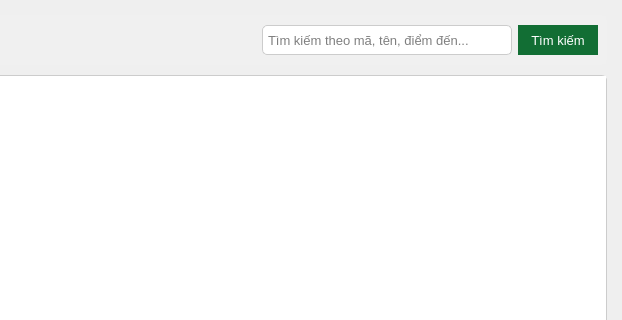
Old version of the form ui/views/tour_view.ui in the repository DucSunIT/btl_python_eaut; both pictures show x 178 to 800 and y 0 to 320 of the 800 by 600 pixel window.
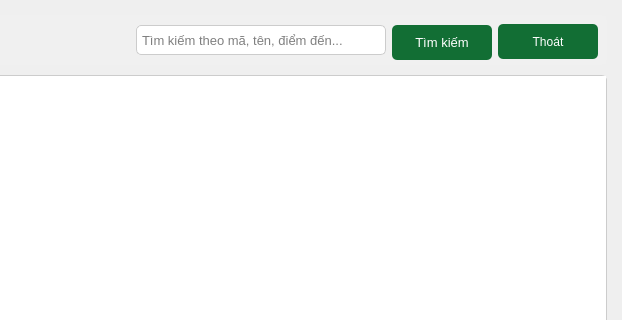
New version of the form.

Diff of the .ui file:
```diff
--- a/ui/views/tour_view.ui
+++ b/ui/views/tour_view.ui
@@ -117,8 +117,8 @@
        <widget class="QPushButton" name="btn_search">
         <property name="minimumSize">
          <size>
-          <width>80</width>
-          <height>30</height>
+          <width>100</width>
+          <height>35</height>
          </size>
         </property>
         <property name="maximumSize">
@@ -138,7 +138,7 @@
     background-color: #126E34;
     color: white;
     border: none;
-    border-radius: a5px;
+    border-radius: 5px;
 }
 QPushButton:hover {
     background-color: #1B8A47;
@@ -152,6 +152,33 @@
         </property>
        </widget>
       </item>
+      <item>
+       <widget class="QPushButton" name="btn_exit">
+        <property name="minimumSize">
+         <size>
+          <width>100</width>
+          <height>35</height>
+         </size>
+        </property>
+        <property name="styleSheet">
+         <string notr="true">QPushButton {
+    background-color: #126E34;
+    color: white;
+    border: none;
+    border-radius: 5px;
+}
+QPushButton:hover {
+    background-color: #1B8A47;
+}
+QPushButton:pressed {
+    background-color: #1D9F4E;
+}</string>
+        </property>
+        <property name="text">
+         <string>Thoát</string>
+        </property>
+       </widget>
+      </item>
      </layout>
     </widget>
    </item>
```
